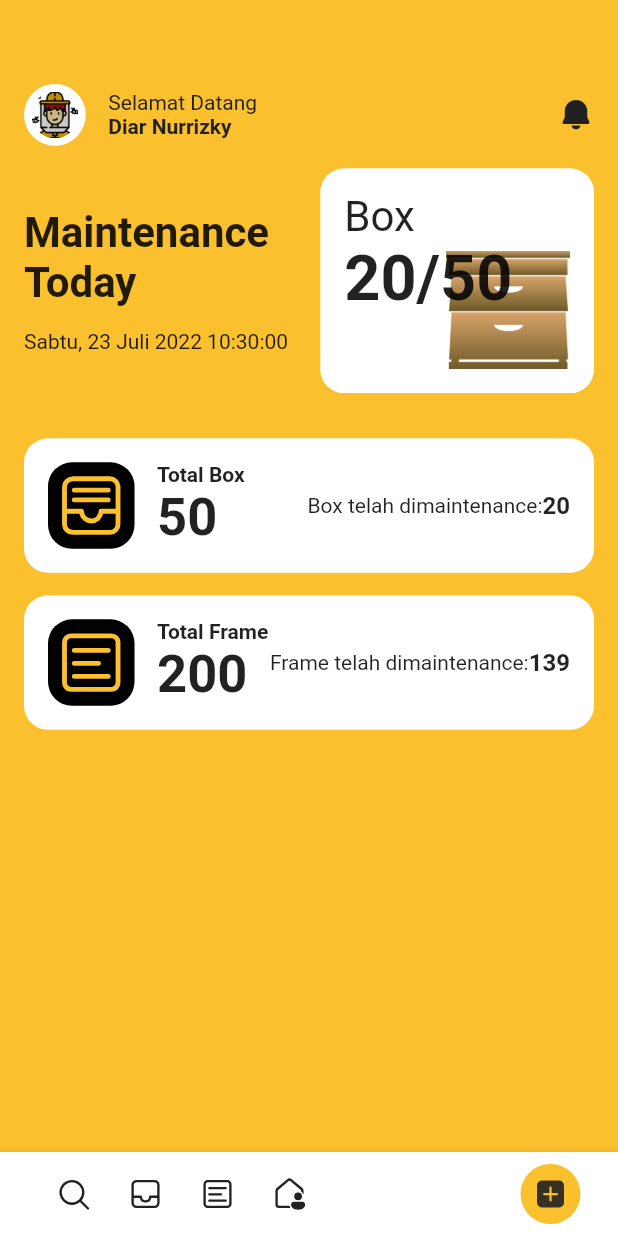
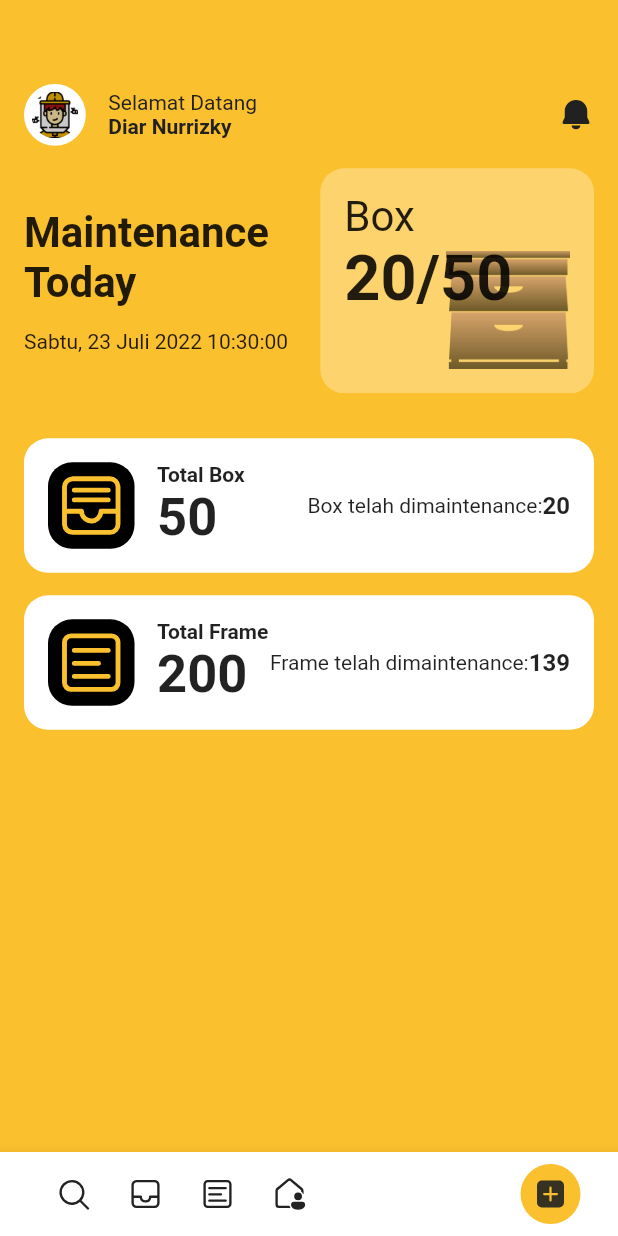
Before and after one commit to diarn/honey-keeper, a Flutter app: the HomeView screen opened by its route, on a phone screen of 412 x 824 dp. Run offline on Flutter 3.47's test engine with Material 2 defaults, Android fonts, the phone set to English and light mode, and no system bars; our stand-ins replace fluentui_system_icons, get, get_storage, google_fonts; accounts and stored records are empty; Roboto replaces fonts that are missing (Assistant).

Commit message:
change color scheme 846 login form

```diff
--- a/lib/app/controllers/my_box_controller.dart
+++ b/lib/app/controllers/my_box_controller.dart
@@ -23,4 +23,8 @@ class MyBoxController extends GetxController {
   String readToken() {
     return box.read("token");
   }
+
+  removeToken() {
+    box.remove("token");
+  }
 }
--- a/lib/app/data/my_color.dart
+++ b/lib/app/data/my_color.dart
@@ -40,8 +40,23 @@ class GenerateColor {
     required this.b,
   });
 
+  int hexOfRGBA(int r, int g, int b, {double opacity = 1}) {
+    r = (r < 0) ? -r : r;
+    g = (g < 0) ? -g : g;
+    b = (b < 0) ? -b : b;
+    opacity = (opacity < 0) ? -opacity : opacity;
+    opacity = (opacity > 1) ? 255 : opacity * 255;
+    r = (r > 255) ? 255 : r;
+    g = (g > 255) ? 255 : g;
+    b = (b > 255) ? 255 : b;
+    int a = opacity.toInt();
+    return int.parse(
+        '0x${a.toRadixString(16)}${r.toRadixString(16)}${g.toRadixString(16)}${b.toRadixString(16)}');
+  }
+
   MaterialColor createMaterialColor() {
-    return MaterialColor(500, <int, Color>{
+    var hexCode = hexOfRGBA(r, g, b);
+    return MaterialColor(hexCode, <int, Color>{
       50: Color.fromARGB(26, r, g, b),
       100: Color.fromARGB(51, r, g, b),
       200: Color.fromARGB(77, r, g, b),
--- a/lib/app/modules/home/views/home_view.dart
+++ b/lib/app/modules/home/views/home_view.dart
@@ -3,9 +3,11 @@ import 'package:flutter/material.dart';
 import 'package:flutter/services.dart';
 
 import 'package:get/get.dart';
+import 'package:honey_keeper/app/controllers/my_box_controller.dart';
 import 'package:honey_keeper/app/data/assets_value.dart';
 import 'package:honey_keeper/app/data/my_color.dart';
 import 'package:honey_keeper/app/data/my_values.dart';
+import 'package:honey_keeper/app/routes/app_pages.dart';
 import 'package:honey_keeper/app/views/views/my_widget_view.dart';
 
 import '../controllers/home_controller.dart';
@@ -229,7 +231,9 @@ class HomeView extends GetView<HomeController> {
 }
 
 class BottomNavBar extends StatelessWidget {
-  const BottomNavBar({Key? key}) : super(key: key);
+  BottomNavBar({Key? key}) : super(key: key);
+
+  final MyBoxController _myBoxController = Get.put(MyBoxController());
 
   @override
   Widget build(BuildContext context) {
@@ -262,7 +266,10 @@ class BottomNavBar extends StatelessWidget {
                   text: "Account",
                   icon: FluentIcons.home_person_24_regular,
                   selected: false,
-                  onPressed: () {}),
+                  onPressed: () {
+                    _myBoxController.removeToken();
+                    Get.offAllNamed(Routes.LOGIN);
+                  }),
               const Spacer(),
               IconBottomBar2(
                   text: "Home",
--- a/lib/app/modules/login/controllers/login_controller.dart
+++ b/lib/app/modules/login/controllers/login_controller.dart
@@ -10,6 +10,7 @@ class LoginController extends GetxController {
   final TextEditingController userNameOrEmail = TextEditingController();
   final TextEditingController password = TextEditingController();
   final RxBool isLogginIn = false.obs;
+  final RxBool showPassword = false.obs;
 
   @override
   void onInit() {
--- a/lib/app/views/views/my_widget_view.dart
+++ b/lib/app/views/views/my_widget_view.dart
@@ -27,6 +27,7 @@ class GenerateMyForm extends StatelessWidget {
   final TextInputType inputType;
   final bool isObsecure;
   final String? Function(String?) validator;
+  final IconButton? iconButton;
   const GenerateMyForm({
     Key? key,
     required this.inputController,
@@ -35,6 +36,7 @@ class GenerateMyForm extends StatelessWidget {
     required this.inputType,
     required this.validator,
     required this.isObsecure,
+    this.iconButton,
   }) : super(key: key);
 
   @override
@@ -60,6 +62,7 @@ class GenerateMyForm extends StatelessWidget {
         style: const TextStyle(fontSize: 14, color: Colors.black),
         decoration: InputDecoration(
           label: Text(label),
+          suffixIcon: iconButton,
           labelStyle: TextStyle(color: MyColors.textColor1.shade900),
           filled: true,
           fillColor: Colors.white,
@@ -288,7 +291,7 @@ class Card02 extends StatelessWidget {
       padding: EdgeInsets.all(16),
       decoration: BoxDecoration(
         borderRadius: BorderRadius.circular(16),
-        color: Colors.white,
+        color: Colors.white30,
       ),
       child: Stack(
         children: [
--- a/lib/main.dart
+++ b/lib/main.dart
@@ -3,6 +3,7 @@ import 'package:flutter/material.dart';
 import 'package:get/get.dart';
 import 'package:get_storage/get_storage.dart';
 import 'package:google_fonts/google_fonts.dart';
+import 'package:honey_keeper/app/data/my_color.dart';
 
 import 'app/routes/app_pages.dart';
 
@@ -17,6 +18,7 @@ void main() async {
       getPages: AppPages.routes,
       theme: ThemeData(
         textTheme: GoogleFonts.assistantTextTheme(),
+        primarySwatch: MyColors.primary,
       ),
     ),
   );
```
Also changed, not shown: lib/app/modules/login/views/login_view.dart (+16 -3 lines).
